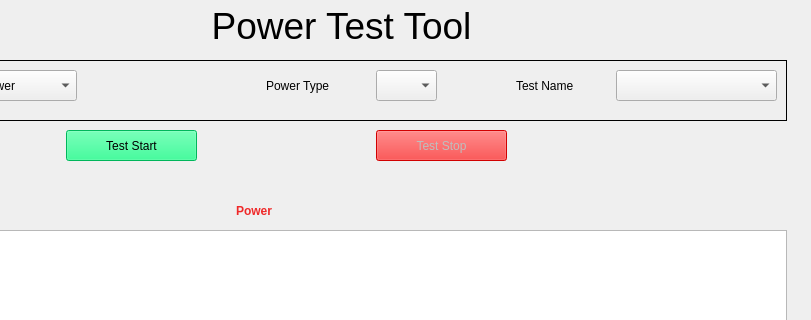
Qt form UI/ui_power.ui (katewutao/innovusion_dv) before a commit; both pictures show x 124 to 935 and y 0 to 320 of the 935 by 517 pixel window.
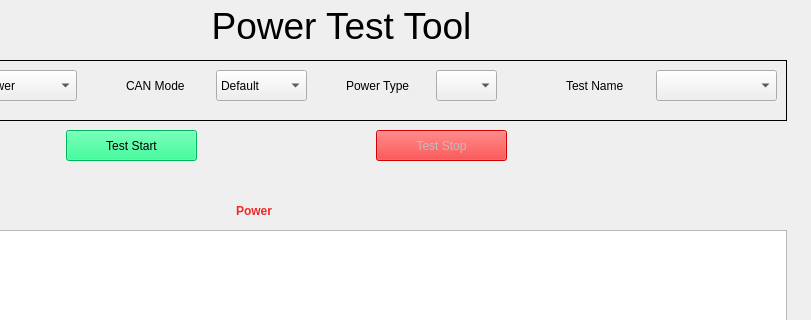
The same form after that commit.

Commit message: add CAN control

```diff
--- a/UI/ui_power.ui
+++ b/UI/ui_power.ui
@@ -102,9 +102,9 @@
    <widget class="QLabel" name="label_6">
     <property name="geometry">
      <rect>
-      <x>640</x>
+      <x>690</x>
       <y>70</y>
-      <width>80</width>
+      <width>71</width>
       <height>31</height>
      </rect>
     </property>
@@ -130,9 +130,9 @@
     <widget class="QComboBox" name="cb_test_name">
      <property name="geometry">
       <rect>
-       <x>730</x>
+       <x>770</x>
        <y>10</y>
-       <width>161</width>
+       <width>121</width>
        <height>31</height>
       </rect>
      </property>
@@ -165,7 +165,7 @@
     <widget class="QLabel" name="label_13">
      <property name="geometry">
       <rect>
-       <x>380</x>
+       <x>460</x>
        <y>10</y>
        <width>80</width>
        <height>31</height>
@@ -178,13 +178,51 @@
     <widget class="QComboBox" name="cb_power_type">
      <property name="geometry">
       <rect>
-       <x>490</x>
+       <x>550</x>
        <y>10</y>
        <width>61</width>
        <height>31</height>
       </rect>
      </property>
     </widget>
+    <widget class="QLabel" name="label_5">
+     <property name="geometry">
+      <rect>
+       <x>240</x>
+       <y>10</y>
+       <width>81</width>
+       <height>31</height>
+      </rect>
+     </property>
+     <property name="text">
+      <string>CAN Mode</string>
+     </property>
+    </widget>
+    <widget class="QComboBox" name="cb_can_mode">
+     <property name="geometry">
+      <rect>
+       <x>330</x>
+       <y>10</y>
+       <width>91</width>
+       <height>31</height>
+      </rect>
+     </property>
+     <item>
+      <property name="text">
+       <string>Default</string>
+      </property>
+     </item>
+     <item>
+      <property name="text">
+       <string>GF</string>
+      </property>
+     </item>
+     <item>
+      <property name="text">
+       <string>Robin</string>
+      </property>
+     </item>
+    </widget>
    </widget>
    <widget class="QPushButton" name="btn_stop">
     <property name="enabled">
```
Left out of the diff: 5 changed lines with no effect on the pictures. The commit also changes 2 other files.
